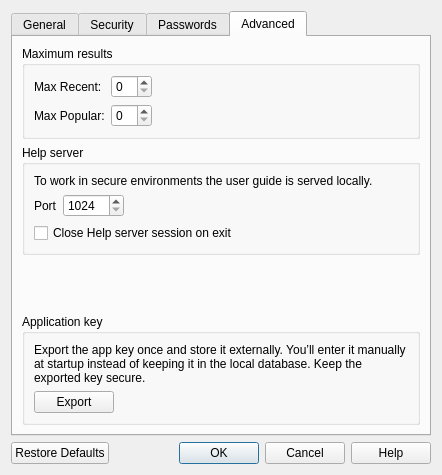
This is ui/preferencesdialog.ui in sysal1280/passwords as Qt 5 draws it before an edit. The edited form follows.
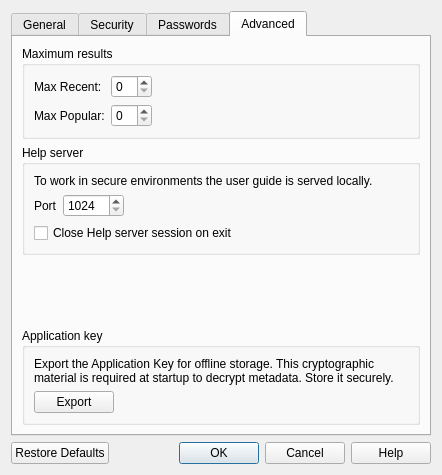
This is the edited form. The open tabs and pages were chosen to show the change.

Commit message:
Rewording export key (Preferences)
Rewrote the introductory text to Export Application Key.

What changed in the file:
```diff
--- a/ui/preferencesdialog.ui
+++ b/ui/preferencesdialog.ui
@@ -558,7 +558,7 @@
           <item row="0" column="0" colspan="2">
            <widget class="QLabel" name="label_2">
             <property name="text">
-             <string>Export the app key once and store it externally. You’ll enter it manually at startup instead of keeping it in the local database. Keep the exported key secure.</string>
+             <string>Export the Application Key for offline storage. This cryptographic material is required at startup to decrypt metadata. Store it securely.</string>
             </property>
             <property name="wordWrap">
              <bool>true</bool>
```
Left out of the diff: 2 changed lines with no effect on the pictures.
